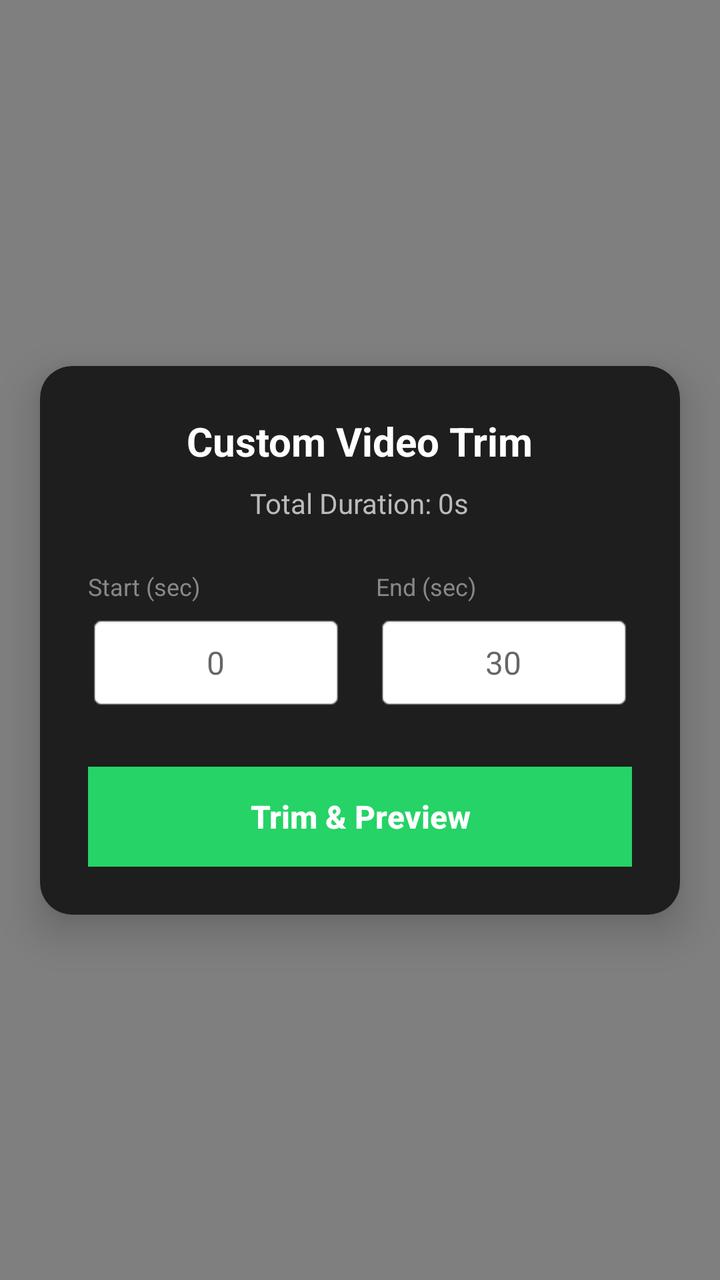
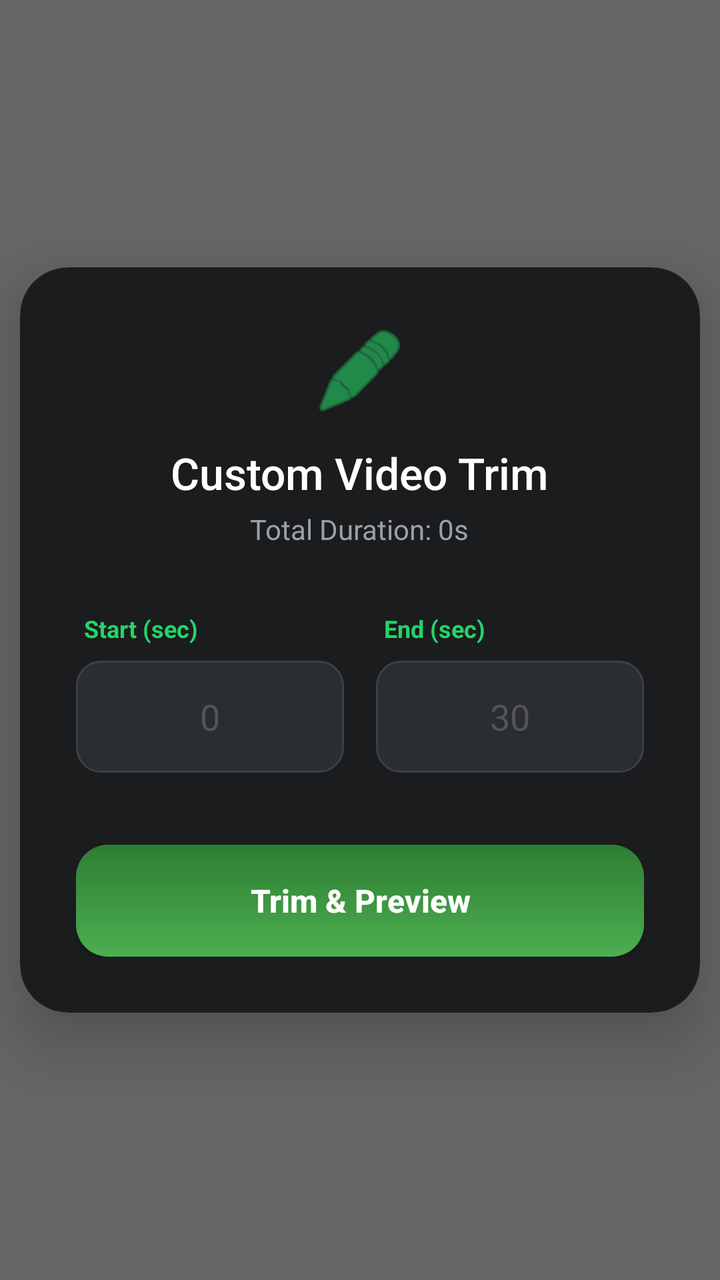

An Android layout rendered at two revisions. The XML below is the earlier revision; the diff shows what the commit changed to produce the second picture.
<!-- AndroidManifest.xml: application theme Theme.WhatsDownloadPlus -->
<!-- res/layout/dialog_custom_trim.xml -->
<?xml version="1.0" encoding="utf-8"?>
<androidx.constraintlayout.widget.ConstraintLayout
    xmlns:android="http://schemas.android.com/apk/res/android"
    xmlns:app="http://schemas.android.com/apk/res-auto"
    android:layout_width="match_parent"
    android:layout_height="match_parent"
    android:background="#80000000"> <androidx.cardview.widget.CardView
    android:layout_width="320dp"
    android:layout_height="wrap_content"
    app:cardCornerRadius="16dp"
    app:cardElevation="12dp"
    app:layout_constraintBottom_toBottomOf="parent"
    app:layout_constraintEnd_toEndOf="parent"
    app:layout_constraintStart_toStartOf="parent"
    app:layout_constraintTop_toTopOf="parent">

    <LinearLayout
        android:layout_width="match_parent"
        android:layout_height="wrap_content"
        android:background="#1E1E1E"
        android:orientation="vertical"
        android:padding="24dp">

        <TextView
            android:layout_width="wrap_content"
            android:layout_height="wrap_content"
            android:layout_gravity="center"
            android:layout_marginBottom="8dp"
            android:text="Custom Video Trim"
            android:textColor="#FFFFFF"
            android:textSize="20sp"
            android:textStyle="bold" />

        <TextView
            android:id="@+id/tvTotalDuration"
            android:layout_width="wrap_content"
            android:layout_height="wrap_content"
            android:layout_gravity="center"
            android:layout_marginBottom="24dp"
            android:text="Total Duration: 0s"
            android:textColor="#BBBBBB"
            android:textSize="14sp" />

        <LinearLayout
            android:layout_width="match_parent"
            android:layout_height="wrap_content"
            android:baselineAligned="false"
            android:orientation="horizontal"
            android:weightSum="2">

            <LinearLayout
                android:layout_width="0dp"
                android:layout_height="wrap_content"
                android:layout_weight="1"
                android:orientation="vertical"
                android:paddingEnd="8dp">

                <TextView
                    android:layout_width="wrap_content"
                    android:layout_height="wrap_content"
                    android:layout_marginBottom="6dp"
                    android:text="Start (sec)"
                    android:textColor="#888888"
                    android:textSize="12sp" />

                <EditText
                    android:id="@+id/etStartTime"
                    android:layout_width="match_parent"
                    android:layout_height="48dp"
                    android:background="@android:drawable/editbox_background"
                    android:gravity="center"
                    android:hint="0"
                    android:inputType="number"
                    android:textColor="#000000"
                    android:textSize="16sp" />
            </LinearLayout>

            <LinearLayout
                android:layout_width="0dp"
                android:layout_height="wrap_content"
                android:layout_weight="1"
                android:orientation="vertical"
                android:paddingStart="8dp">

                <TextView
                    android:layout_width="wrap_content"
                    android:layout_height="wrap_content"
                    android:layout_marginBottom="6dp"
                    android:text="End (sec)"
                    android:textColor="#888888"
                    android:textSize="12sp" />

                <EditText
                    android:id="@+id/etEndTime"
                    android:layout_width="match_parent"
                    android:layout_height="48dp"
                    android:background="@android:drawable/editbox_background"
                    android:gravity="center"
                    android:hint="30"
                    android:inputType="number"
                    android:textColor="#000000"
                    android:textSize="16sp" />
            </LinearLayout>

        </LinearLayout>

        <androidx.appcompat.widget.AppCompatButton
            android:id="@+id/btnConfirmTrim"
            android:layout_width="match_parent"
            android:layout_height="50dp"
            android:layout_marginTop="28dp"
            android:background="#25D366"
            android:text="Trim &amp; Preview"
            android:textAllCaps="false"
            android:textColor="#FFFFFF"
            android:textSize="16sp"
            android:textStyle="bold" />

    </LinearLayout>
</androidx.cardview.widget.CardView>

</androidx.constraintlayout.widget.ConstraintLayout>
<!-- resources referenced by this layout -->
<resources>
  <style name="Theme.WhatsDownloadPlus" parent="Theme.MaterialComponents.DayNight.NoActionBar">
          <item name="colorPrimary">@color/whatsapp_green</item>
          <item name="colorPrimaryVariant">@color/whatsapp_dark_green</item>
          <item name="colorOnPrimary">@android:color/white</item>
          <item name="android:windowBackground">@android:color/white</item>
          <item name="android:statusBarColor">#004D40</item>
          <item name="android:navigationBarColor">@android:color/white</item>
          <item name="android:windowLightStatusBar" tools:targetApi="m">true</item>
  
          <item name="windowSplashScreenAnimatedIcon" tools:targetApi="s">@android:color/transparent</item>
          <item name="windowSplashScreenBackground" tools:targetApi="s">@android:color/white</item>
      </style>
  <color name="whatsapp_green">#075E54</color>
  <color name="whatsapp_dark_green">#054C44</color>
</resources>

<!-- the commit's change to res/layout/dialog_custom_trim.xml (unified diff, before → after) -->
@@ -4,11 +4,11 @@
     xmlns:app="http://schemas.android.com/apk/res-auto"
     android:layout_width="match_parent"
     android:layout_height="match_parent"
-    android:background="#80000000"> <androidx.cardview.widget.CardView
-    android:layout_width="320dp"
+    android:background="#99000000"> <androidx.cardview.widget.CardView
+    android:layout_width="340dp"
     android:layout_height="wrap_content"
-    app:cardCornerRadius="16dp"
-    app:cardElevation="12dp"
+    app:cardCornerRadius="24dp"
+    app:cardElevation="20dp"
     app:layout_constraintBottom_toBottomOf="parent"
     app:layout_constraintEnd_toEndOf="parent"
     app:layout_constraintStart_toStartOf="parent"
@@ -17,89 +17,104 @@
     <LinearLayout
         android:layout_width="match_parent"
         android:layout_height="wrap_content"
-        android:background="#1E1E1E"
+        android:background="#1A1C1E"
         android:orientation="vertical"
-        android:padding="24dp">
+        android:padding="28dp">
+
+        <ImageView
+            android:layout_width="48dp"
+            android:layout_height="48dp"
+            android:layout_gravity="center"
+            android:layout_marginBottom="12dp"
+            android:src="@android:drawable/ic_menu_edit"
+            app:tint="#25D366" />
 
         <TextView
             android:layout_width="wrap_content"
             android:layout_height="wrap_content"
             android:layout_gravity="center"
-            android:layout_marginBottom="8dp"
             android:text="Custom Video Trim"
             android:textColor="#FFFFFF"
-            android:textSize="20sp"
-            android:textStyle="bold" />
+            android:textSize="22sp"
+            android:fontFamily="sans-serif-medium" />
 
         <TextView
             android:id="@+id/tvTotalDuration"
             android:layout_width="wrap_content"
             android:layout_height="wrap_content"
             android:layout_gravity="center"
-            android:layout_marginBottom="24dp"
+            android:layout_marginTop="4dp"
+            android:layout_marginBottom="32dp"
             android:text="Total Duration: 0s"
-            android:textColor="#BBBBBB"
+            android:textColor="#9BA1A7"
             android:textSize="14sp" />
 
         <LinearLayout
             android:layout_width="match_parent"
             android:layout_height="wrap_content"
             android:baselineAligned="false"
-            android:orientation="horizontal"
-            android:weightSum="2">
+            android:orientation="horizontal">
 
             <LinearLayout
                 android:layout_width="0dp"
                 android:layout_height="wrap_content"
                 android:layout_weight="1"
-                android:orientation="vertical"
-                android:paddingEnd="8dp">
+                android:layout_marginEnd="8dp"
+                android:orientation="vertical">
 
                 <TextView
                     android:layout_width="wrap_content"
                     android:layout_height="wrap_content"
-                    android:layout_marginBottom="6dp"
+                    android:layout_marginStart="4dp"
+                    android:layout_marginBottom="8dp"
                     android:text="Start (sec)"
-                    android:textColor="#888888"
-                    android:textSize="12sp" />
+                    android:textColor="#25D366"
+                    android:textSize="12sp"
+                    android:textStyle="bold" />
 
                 <EditText
                     android:id="@+id/etStartTime"
                     android:layout_width="match_parent"
-                    android:layout_height="48dp"
-                    android:background="@android:drawable/editbox_background"
+                    android:layout_height="56dp"
+                    android:background="@drawable/bg_trim_input"
                     android:gravity="center"
                     android:hint="0"
+                    android:textColorHint="#555555"
                     android:inputType="number"
-                    android:textColor="#000000"
-                    android:textSize="16sp" />
+                    android:textColor="#FFFFFF"
+                    android:textSize="18sp"
+                    android:padding="12dp"/>
             </LinearLayout>
 
             <LinearLayout
                 android:layout_width="0dp"
                 android:layout_height="wrap_content"
                 android:layout_weight="1"
-                android:orientation="vertical"
-                android:paddingStart="8dp">
+                android:layout_marginStart="8dp"
+                android:orientation="vertical">
 
                 <TextView
                     android:layout_width="wrap_content"
                     android:layout_height="wrap_content"
-                    android:layout_marginBottom="6dp"
+                    android:layout_marginStart="4dp"
+                    android:layout_marginBottom="8dp"
                     android:text="End (sec)"
-                    android:textColor="#888888"
-                    android:textSize="12sp" />
+                    android:textColor="#25D366"
+                    android:textSize="12sp"
+                    android:textStyle="bold" />
 
                 <EditText
                     android:id="@+id/etEndTime"
                     android:layout_width="match_parent"
-                    android:layout_height="48dp"
-                    android:background="@android:drawable/editbox_background"
+                    android:layout_height="56dp"
+                    android:background="@drawable/bg_trim_input"
                     android:gravity="center"
                     android:hint="30"
+                    android:textColorHint="#555555"
                     android:inputType="number"
-                    android:textColor="#000000"
-                    android:textSize="16sp" />
+                    android:textColor="#FFFFFF"
+                    android:textSize="18sp"
+                    android:padding="12dp" />
             </LinearLayout>
 
         </LinearLayout>
@@ -107,16 +122,16 @@
         <androidx.appcompat.widget.AppCompatButton
             android:id="@+id/btnConfirmTrim"
             android:layout_width="match_parent"
-            android:layout_height="50dp"
-            android:layout_marginTop="28dp"
-            android:background="#25D366"
+            android:layout_height="56dp"
+            android:layout_marginTop="36dp"
+            android:background="@drawable/bg_trim_button"
             android:text="Trim &amp; Preview"
             android:textAllCaps="false"
             android:textColor="#FFFFFF"
             android:textSize="16sp"
-            android:textStyle="bold" />
+            android:textStyle="bold"
+            android:elevation="4dp"/>
 
     </LinearLayout>
 </androidx.cardview.widget.CardView>
-
 </androidx.constraintlayout.widget.ConstraintLayout>
<!-- resource entries referenced after the edit -->
@@ -1,5 +1,26 @@
 <!-- resources referenced by this layout -->
 <resources>
+  <!-- drawable bg_trim_button (drawable) -->
+  <?xml version="1.0" encoding="utf-8"?>
+  <ripple xmlns:android="http://schemas.android.com/apk/res/android"
+      android:color="#33FFFFFF">
+      <item>
+          <shape android:shape="rectangle">
+              <gradient
+                  android:startColor="#4CAF50"
+                  android:endColor="#2E7D32"
+                  android:angle="90"/>
+              <corners android:radius="16dp" />
+          </shape>
+      </item>
+  </ripple>
+  <!-- drawable bg_trim_input (drawable) -->
+  <?xml version="1.0" encoding="utf-8"?>
+  <shape xmlns:android="http://schemas.android.com/apk/res/android">
+      <solid android:color="#2A2D31" />
+      <corners android:radius="12dp" />
+      <stroke android:width="1dp" android:color="#3D4146" />
+  </shape>
   <style name="Theme.WhatsDownloadPlus" parent="Theme.MaterialComponents.DayNight.NoActionBar">
           <item name="colorPrimary">@color/whatsapp_green</item>
           <item name="colorPrimaryVariant">@color/whatsapp_dark_green</item>
